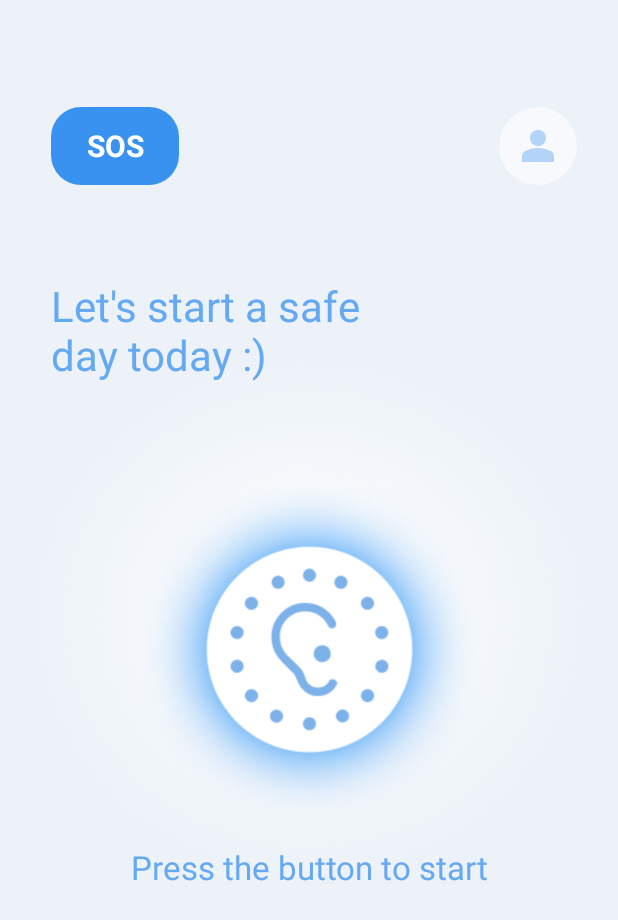
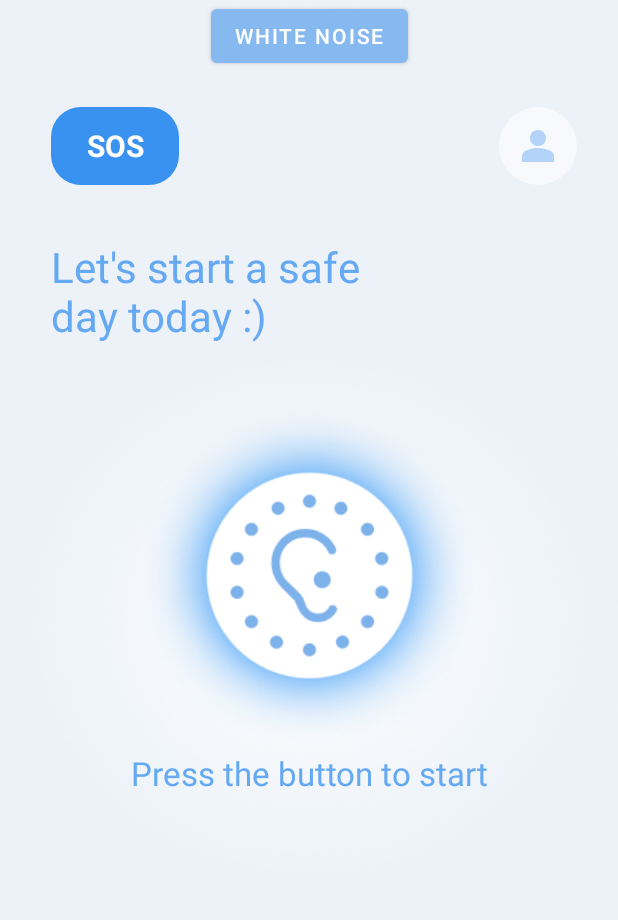
Before and after one commit to GDSC-SWU/2025-Mutism-SolutionChallenge, an Android app: the screen it shows after launch (MainActivity), on a phone screen of 412 x 824 dp. Shown: the top 920 px of the screen. Run offline under Robolectric (Android 15) with nearby library versions, the phone set to English and light mode, and no system bars.

Commit message:
Refactor : WhiteNoiseManager to repeat reminders every 5 minutes until stopped

```diff
--- a/mutism/app/src/main/java/com/example/mutism/dialog/WhiteNoiseRelaxationDialog.kt
+++ b/mutism/app/src/main/java/com/example/mutism/dialog/WhiteNoiseRelaxationDialog.kt
@@ -13,7 +13,7 @@ class WhiteNoiseRelaxationDialog(
     private val onStopRequested: () -> Unit,
     // 'keep playing' 버튼 콜백
     private val onContinue: () -> Unit,
-) : Dialog(context) {
+) : Dialog(context, com.google.android.material.R.style.Theme_MaterialComponents_Dialog) {
     private val binding = DialogWhiteNoiseEndPromptBinding.inflate(LayoutInflater.from(context))
 
     init {
--- /dev/null
+++ b/mutism/app/src/main/res/drawable/btn_stop_white_noise_bg.xml
@@ -0,0 +1,7 @@
+<?xml version="1.0" encoding="utf-8"?>
+<shape xmlns:android="http://schemas.android.com/apk/res/android"
+    android:shape="rectangle">
+
+    <solid android:color="@color/color_noise_bg" />
+    <corners android:radius="15dp" />
+</shape>
--- a/mutism/app/src/main/res/layout/activity_main.xml
+++ b/mutism/app/src/main/res/layout/activity_main.xml
@@ -51,8 +51,8 @@
         android:text="@string/text_main_welcome"
         android:textColor="@color/color_primary_light"
         android:textSize="28sp"
+        android:layout_marginTop="35dp"
         app:layout_constraintStart_toStartOf="parent"
-        app:layout_constraintBottom_toTopOf="@+id/btn_start"
         app:layout_constraintTop_toBottomOf="@+id/btn_sos_container" />
 
     <TextView
@@ -73,7 +73,7 @@
         android:layout_width="wrap_content"
         android:layout_height="wrap_content"
         android:orientation="horizontal"
-        app:layout_constraintGuide_percent="0.525" />
+        app:layout_constraintGuide_percent="0.465" />
 
     <ImageView
         android:id="@+id/btn_start"
@@ -89,13 +89,36 @@
         android:id="@+id/main_tv_explain"
         android:layout_width="wrap_content"
         android:layout_height="wrap_content"
-        android:layout_marginTop="13dp"
         android:text="@string/text_main_start"
         android:textColor="@color/color_primary_light"
         android:textSize="22sp"
         app:layout_constraintTop_toBottomOf="@+id/btn_start"
         app:layout_constraintStart_toStartOf="parent"
         app:layout_constraintEnd_toEndOf="parent" />
+
+    <FrameLayout
+        android:id="@+id/btn_stop_white_noise_container"
+        android:layout_width="wrap_content"
+        android:layout_height="wrap_content"
+        android:background="@drawable/btn_stop_white_noise_bg"
+        android:clickable="true"
+        android:focusable="true"
+        android:visibility="gone"
+        android:layout_marginTop="15dp"
+        app:layout_constraintStart_toStartOf="parent"
+        app:layout_constraintEnd_toEndOf="parent"
+        app:layout_constraintTop_toBottomOf="@+id/main_tv_explain" >
+
+        <TextView
+            android:id="@+id/btn_stop_white_noise"
+            android:layout_width="230dp"
+            android:layout_height="wrap_content"
+            android:padding="10dp"
+            android:gravity="center"
+            android:text="Turn Off the White Noise"
+            android:textColor="@color/white"
+            android:textSize="18sp" />
+    </FrameLayout>
 
     <TextView
         android:id="@+id/tv_now_hear"
@@ -108,6 +131,7 @@
         android:textSize="20sp"
         android:visibility="gone"
         app:layout_constraintBottom_toBottomOf="parent"
+        app:layout_constraintTop_toBottomOf="@+id/btn_stop_white_noise_container"
         app:layout_constraintStart_toStartOf="parent" />
 
     <LinearLayout
@@ -120,4 +144,13 @@
         app:layout_constraintTop_toBottomOf="@+id/tv_now_hear"
         app:layout_constraintStart_toStartOf="parent"
         app:layout_constraintEnd_toEndOf="parent" />
+
+    <Button
+        android:id="@+id/btn_white_noise"
+        android:layout_width="wrap_content"
+        android:layout_height="wrap_content"
+        app:layout_constraintTop_toTopOf="parent"
+        android:text="white noise"
+        app:layout_constraintStart_toStartOf="parent"
+        app:layout_constraintEnd_toEndOf="parent"/>
  </androidx.constraintlayout.widget.ConstraintLayout>
```
Also changed, not shown: mutism/app/src/main/java/com/example/mutism/controller/main/ForegroundService.kt (+56 -66 lines), mutism/app/src/main/java/com/example/mutism/controller/main/MainActivity.kt (+52 -95 lines), mutism/app/src/main/java/com/example/mutism/controller/main/TTSManager.kt (+28 -3 lines), mutism/app/src/main/java/com/example/mutism/controller/main/WhiteNoiseManager.kt (added, +127 -0 lines), mutism/app/src/main/java/com/example/mutism/controller/whiteNoisePage/WhiteNoiseActivity.kt (+6 -1 lines), mutism/app/src/main/java/com/example/mutism/model/WhiteNoiseData.kt (+9 -9 lines), mutism/app/src/main/java/com/example/mutism/model/WhiteNoiseItem.kt (+4 -3 lines), mutism/app/src/main/res/layout/dialog_white_noise_end_prompt.xml (+4 -4 lines).
